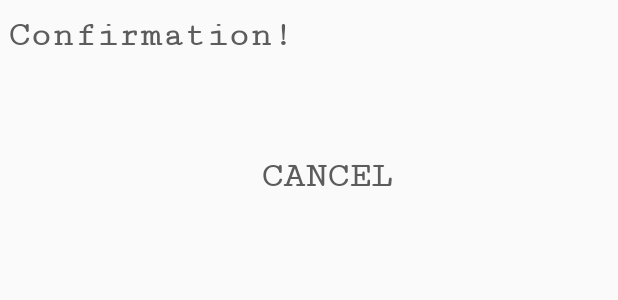
After one commit to haihoangtran/buget-management, an Android app: the layout edit_confirmation_dialog.xml on its own in the app's theme, with its tools: preview values and no code run, on a phone screen of 412 x 824 dp. The commit adds this screen. Shown: the top 300 px of the screen. Run offline under Robolectric (Android 15) with nearby library versions, the phone set to English and light mode, and no system bars.

Commit message:
Update edit activity, db controler, strings added edit dialog in layout

```diff
--- /dev/null
+++ b/app/src/main/res/layout/edit_confirmation_dialog.xml
@@ -0,0 +1,61 @@
+<?xml version="1.0" encoding="utf-8"?>
+<LinearLayout xmlns:android="http://schemas.android.com/apk/res/android"
+    android:orientation="vertical" android:layout_width="match_parent"
+    android:layout_height="match_parent">
+
+    <TextView
+        android:id="@+id/edit_confirmation_alert_title"
+        android:layout_width="match_parent"
+        android:layout_height="wrap_content"
+        android:fontFamily="serif-monospace"
+        android:paddingBottom="20dp"
+        android:paddingLeft="5dp"
+        android:paddingTop="10dp"
+        android:text="@string/confirmation_alert_title"
+        android:textColor="@color/editUserNameTitle"
+        android:textSize="24sp"
+        android:textStyle="bold" />
+
+    <TextView
+        android:id="@+id/edit_confirmation_alert_msg"
+        android:layout_width="wrap_content"
+        android:layout_height="wrap_content"
+        android:layout_gravity="center_horizontal"
+        android:paddingBottom="10dp"
+        android:paddingLeft="5dp"
+        android:textAlignment="viewStart"
+        android:textColor="@color/addDataMsg"
+        android:textSize="15dp" />
+
+    <LinearLayout
+        android:layout_width="match_parent"
+        android:layout_height="wrap_content"
+        android:layout_gravity="right"
+        android:gravity="right"
+        android:orientation="horizontal"
+        android:paddingTop="5dp">
+
+        <Button
+            android:id="@+id/edit_confirmation_alert_left_btn"
+            android:layout_width="129dp"
+            android:layout_height="wrap_content"
+            android:background="@color/transparentColor"
+            android:fontFamily="serif-monospace"
+            android:text="@string/cancel"
+            android:textColor="@color/editUserNameTitle"
+            android:textSize="24sp"
+            android:textStyle="bold" />
+
+        <Button
+            android:id="@+id/edit_confirmation_alert_right_btn"
+            android:layout_width="129dp"
+            android:layout_height="wrap_content"
+            android:layout_gravity="left"
+            android:background="@color/transparentColor"
+            android:fontFamily="serif-monospace"
+            android:textColor="@color/editUserNameTitle"
+            android:textSize="24sp"
+            android:textStyle="bold" />
+    </LinearLayout>
+
+</LinearLayout>
--- a/app/src/main/res/values/strings.xml
+++ b/app/src/main/res/values/strings.xml
@@ -52,4 +52,7 @@
     <string name="edit_data_msg">To edit a data, click on its cell.</string>
     <string name="edit_title">Edit</string>
     <string name="delete_btn">Delete</string>
+    <string name="delete_confirmation_msg">Are you sure to delete this record?</string>
+    <string name="edit_confirmation_msg">Are you sure to update this record </string>
+    <string name="edit_confirmation_update_btn">Update</string>
 </resources>
```
Also changed, not shown: app/src/main/java/com/example/haitran/budgetmanagement/EditDataActivity.java (+74 -0 lines), app/src/main/java/controller/DBController.java (+21 -0 lines).
